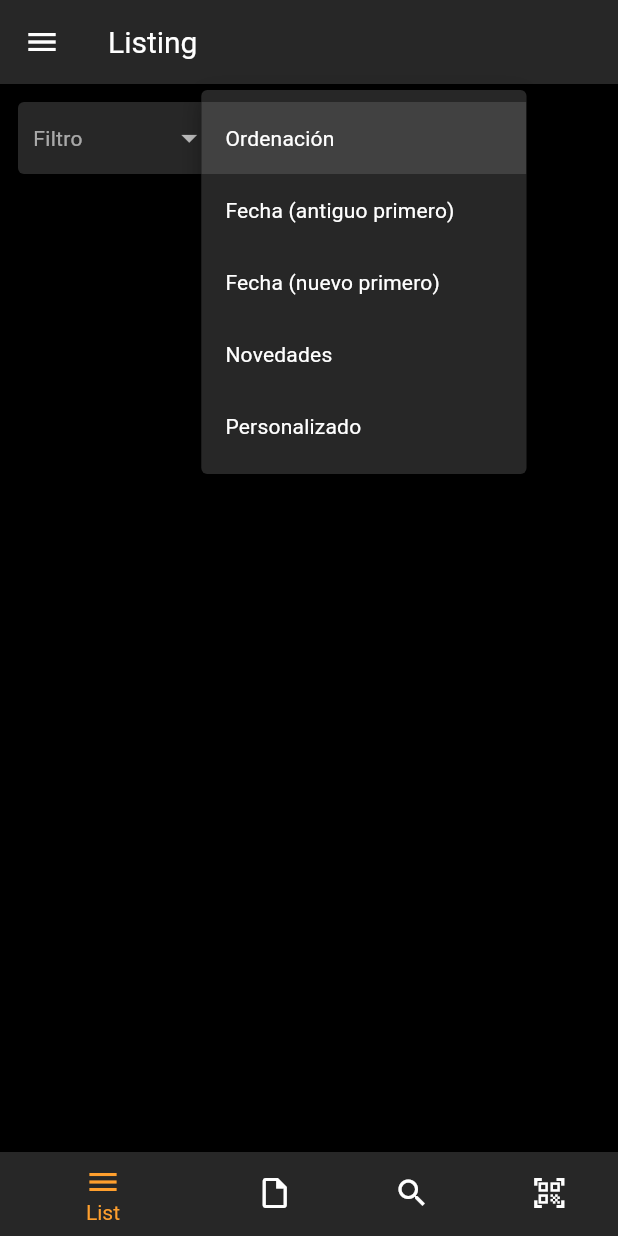
After one commit to in-fperez/firebase-test, a Flutter app: the ProductsListDraggableScreen screen opened by its route, after a tap on "Ordenación", on a phone screen of 412 x 824 dp. The commit adds this screen. Run offline on Flutter 3.47's test engine with Material 2 defaults, Android fonts, the phone set to English and light mode, and no system bars; our stand-ins replace bloc, cloud_firestore, firebase_core, flutter_bloc; accounts and stored records are empty.

Commit message:
feat: card list view added

```diff
--- a/lib/router/app_router.dart
+++ b/lib/router/app_router.dart
@@ -2,6 +2,7 @@ import 'package:firebase_testv2/cubit/product_list/product_list_cubit.dart';
 import 'package:firebase_testv2/screens/login_screen/login_screen.dart';
 import 'package:firebase_testv2/screens/options_screen/options_screen.dart';
 import 'package:firebase_testv2/screens/product_details/product_details.dart';
+import 'package:firebase_testv2/screens/product_list_screen/product_list_draggable_card.dart';
 import 'package:firebase_testv2/screens/product_list_screen/product_list_screen.dart';
 import 'package:flutter/material.dart';
 import 'package:flutter_bloc/flutter_bloc.dart';
@@ -9,6 +10,14 @@ import 'package:flutter_bloc/flutter_bloc.dart';
 class AppRouter {
   Route onGenerateRoute(RouteSettings settings) {
     switch (settings.name) {
+      case ProductsListDraggableScreen.routeName:
+        return MaterialPageRoute(
+          builder: (_) => BlocProvider<ProductsListCubit>(
+            create: (context) => ProductsListCubit(),
+            child: const ProductsListDraggableScreen(),
+          ),
+          settings: settings,
+        );
       case ProductDetailsScreen.routeName:
         return MaterialPageRoute(
           builder: (_) => const ProductDetailsScreen(),
--- /dev/null
+++ b/lib/screens/product_list_screen/product_list_draggable_card.dart
@@ -0,0 +1,91 @@
+import 'package:firebase_testv2/cubit/product_list/product_list_cubit.dart';
+import 'package:firebase_testv2/screens/global_widgets/lateral_menu.dart';
+import 'package:firebase_testv2/screens/product_list_screen/widgets/product_list_card.dart';
+import 'package:firebase_testv2/screens/product_list_screen/widgets/product_list_element.dart';
+import 'package:flutter/material.dart';
+import 'package:flutter_bloc/flutter_bloc.dart';
+
+import '../../constants/constants.dart';
+import '../global_widgets/bottom_navigation_bar.dart';
+import '../global_widgets/dropdown_button.dart';
+
+class ProductsListDraggableScreen extends StatefulWidget {
+  const ProductsListDraggableScreen({Key? key}) : super(key: key);
+  static const routeName = 'products_list_draggable';
+
+  @override
+  State<ProductsListDraggableScreen> createState() =>
+      _ProductsListScreenState();
+}
+
+class _ProductsListScreenState extends State<ProductsListDraggableScreen> {
+  final inputController = TextEditingController();
+
+  @override
+  void initState() {
+    super.initState();
+  }
+
+  @override
+  Widget build(BuildContext context) {
+    BlocProvider.of<ProductsListCubit>(context).fetchProducts();
+
+    return Scaffold(
+      appBar: AppBar(
+        title: const Text("Listing"),
+      ),
+      drawer: const LateralMenu(),
+      body: BlocBuilder<ProductsListCubit, ProductListState>(
+        builder: ((context, state) {
+          return Column(
+            crossAxisAlignment: CrossAxisAlignment.start,
+            children: [
+              Row(
+                children: [
+                  Padding(
+                    padding: const EdgeInsets.all(12.0),
+                    child: CustomDropdownButton(
+                      hintText: "Filtro",
+                      itemOptions: const ["Filtro", "TODAS"],
+                      functionOnchange: (String? string) {},
+                    ),
+                  ),
+                  CustomDropdownButton(
+                    hintText: "Ordenación",
+                    itemOptions: const [
+                      "Ordenación",
+                      'Fecha (antiguo primero)',
+                      'Fecha (nuevo primero)',
+                      'Novedades',
+                      'Personalizado'
+                    ],
+                    functionOnchange: (String? string) {},
+                  )
+                ],
+              ),
+              Expanded(
+                child: Center(
+                  child: ListView.builder(
+                    itemCount: state.products.length,
+                    itemBuilder: (context, index) => Column(
+                      children: [
+                        ProductListCard(product: state.products[index]),
+                        Divider(
+                          height: 1,
+                          color: ColorConstants.secondaryColor,
+                        ),
+                      ],
+                    ),
+                  ),
+                ),
+              )
+            ],
+          );
+        }),
+      ),
+      bottomNavigationBar: const CustomBottomBar(
+        actualIndex: 0,
+      ),
+    );
+  }
+}
--- a/lib/screens/product_list_screen/product_list_screen.dart
+++ b/lib/screens/product_list_screen/product_list_screen.dart
@@ -1,6 +1,7 @@
 import 'package:firebase_testv2/cubit/product_list/product_list_cubit.dart';
 import 'package:firebase_testv2/screens/global_widgets/lateral_menu.dart';
-import 'package:firebase_testv2/screens/product_list_screen/widgets/product_card.dart';
+import 'package:firebase_testv2/screens/product_list_screen/widgets/product_list_card.dart';
+import 'package:firebase_testv2/screens/product_list_screen/widgets/product_list_element.dart';
 import 'package:flutter/material.dart';
 import 'package:flutter_bloc/flutter_bloc.dart';
 
@@ -129,7 +130,7 @@ class _ProductsListScreenState extends State<ProductsListScreen> {
                     itemCount: state.products.length,
                     itemBuilder: (context, index) => Column(
                       children: [
-                        ProductCard(product: state.products[index]),
+                        ProductListElement(product: state.products[index]),
                         Divider(
                           height: 1,
                           color: ColorConstants.secondaryColor,
--- a/lib/screens/product_list_screen/widgets/product_card.dart
+++ b/lib/screens/product_list_screen/widgets/product_list_element.dart
@@ -3,10 +3,10 @@ import 'package:firebase_testv2/models/product.dart';
 import 'package:firebase_testv2/screens/global_widgets/warhouse_pill.dart';
 import 'package:flutter/material.dart';
 
-class ProductCard extends StatelessWidget {
+class ProductListElement extends StatelessWidget {
   final Product product;
 
-  const ProductCard({required this.product});
+  const ProductListElement({required this.product});
 
   @override
   Widget build(BuildContext context) {
```
Also changed, not shown: lib/screens/product_list_screen/widgets/product_list_card.dart (added, +58 -0 lines).
